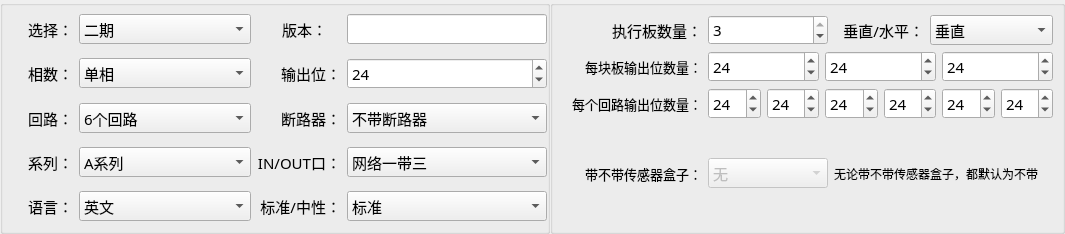
Old version of the form MasterCtrlSet/home/home_mpduparamwid.ui in the repository ChinaClever/PDU-Settings.
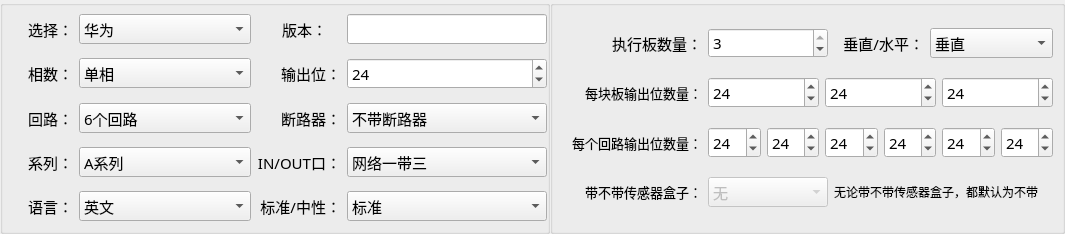
New version of the form.

Commit message: 增加华为支持

Patch:
```diff
--- a/MasterCtrlSet/home/home_mpduparamwid.ui
+++ b/MasterCtrlSet/home/home_mpduparamwid.ui
@@ -95,9 +95,20 @@
           <height>30</height>
          </size>
         </property>
+        <property name="maximumSize">
+         <size>
+          <width>200</width>
+          <height>16777215</height>
+         </size>
+        </property>
         <property name="currentIndex">
-         <number>1</number>
+         <number>0</number>
         </property>
+        <item>
+         <property name="text">
+          <string>华为</string>
+         </property>
+        </item>
         <item>
          <property name="text">
           <string>一期</string>
@@ -111,7 +122,7 @@
        </widget>
       </item>
       <item row="0" column="2">
-       <widget class="QLabel" name="label_26">
+       <widget class="QLabel" name="label_2">
         <property name="minimumSize">
          <size>
           <width>60</width>
@@ -149,7 +160,7 @@
        </widget>
       </item>
       <item row="1" column="0">
-       <widget class="QLabel" name="label">
+       <widget class="QLabel" name="label_3">
         <property name="minimumSize">
          <size>
           <width>60</width>
@@ -191,7 +202,7 @@
        </widget>
       </item>
       <item row="1" column="2">
-       <widget class="QLabel" name="label_3">
+       <widget class="QLabel" name="label_4">
         <property name="minimumSize">
          <size>
           <width>60</width>
@@ -229,7 +240,7 @@
        </widget>
       </item>
       <item row="2" column="0">
-       <widget class="QLabel" name="label_2">
+       <widget class="QLabel" name="label_5">
         <property name="minimumSize">
          <size>
           <width>60</width>
@@ -289,7 +300,7 @@
        </widget>
       </item>
       <item row="2" column="2">
-       <widget class="QLabel" name="label_7">
+       <widget class="QLabel" name="label_6">
         <property name="minimumSize">
          <size>
           <width>60</width>
@@ -331,7 +342,7 @@
        </widget>
       </item>
       <item row="3" column="0">
-       <widget class="QLabel" name="label_5">
+       <widget class="QLabel" name="label_7">
         <property name="minimumSize">
          <size>
           <width>60</width>
@@ -430,7 +441,7 @@
        </widget>
       </item>
       <item row="4" column="0">
-       <widget class="QLabel" name="label_6">
+       <widget class="QLabel" name="label_9">
         <property name="minimumSize">
          <size>
           <width>60</width>
@@ -472,7 +483,7 @@
        </widget>
       </item>
       <item row="4" column="2">
-       <widget class="QLabel" name="label_4">
+       <widget class="QLabel" name="label_10">
         <property name="minimumSize">
          <size>
           <width>60</width>
@@ -531,7 +542,7 @@
       <item row="0" column="0">
        <layout class="QHBoxLayout" name="horizontalLayout_4">
         <item>
-         <widget class="QLabel" name="label_9">
+         <widget class="QLabel" name="label_91">
           <property name="minimumSize">
            <size>
             <width>140</width>
@@ -575,7 +586,7 @@
          </widget>
         </item>
         <item>
-         <widget class="QLabel" name="label_10">
+         <widget class="QLabel" name="label_100">
           <property name="minimumSize">
            <size>
             <width>60</width>
@@ -887,6 +898,12 @@
         </item>
         <item>
          <widget class="QLabel" name="label_14">
+          <property name="maximumSize">
+           <size>
+            <width>16777215</width>
+            <height>30</height>
+           </size>
+          </property>
           <property name="font">
            <font>
             <pointsize>9</pointsize>
```
Left out of the diff: 2 changed lines with no effect on the pictures. The commit also changes 2 other files.
